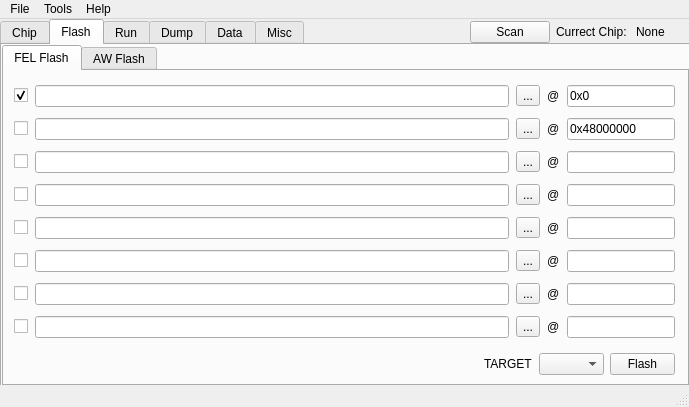
YuzukiTsuru/YFEL, file src/mainwindow.ui: the form before one commit.
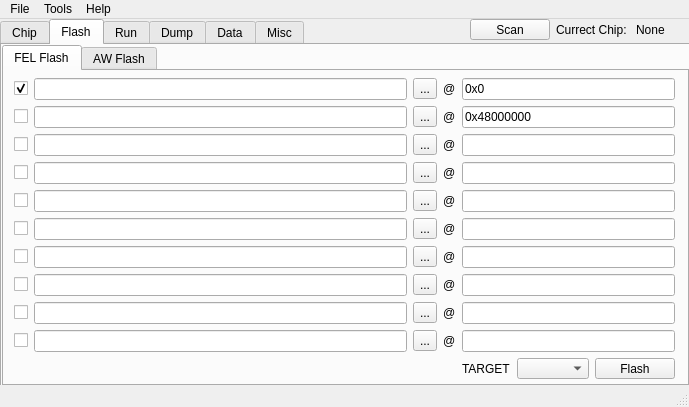
The form after the commit. The open tabs and pages were chosen to show the change.

Commit message: add fel flash

The edit to the form file:
```diff
--- a/src/mainwindow.ui
+++ b/src/mainwindow.ui
@@ -201,400 +201,345 @@
        <attribute name="title">
         <string>FEL Flash</string>
        </attribute>
-       <widget class="QWidget" name="layoutWidget">
+       <widget class="QWidget" name="gridLayoutWidget">
         <property name="geometry">
          <rect>
           <x>10</x>
-          <y>10</y>
+          <y>7</y>
           <width>661</width>
-          <height>262</height>
+          <height>301</height>
          </rect>
         </property>
-        <layout class="QHBoxLayout" name="horizontalLayout_37" stretch="10,0">
-         <property name="spacing">
-          <number>7</number>
+        <layout class="QGridLayout" name="gridLayout_2" columnstretch="0,10,0,0,0">
+         <property name="sizeConstraint">
+          <enum>QLayout::SetDefaultConstraint</enum>
          </property>
-         <item>
-          <layout class="QVBoxLayout" name="verticalLayout_2">
-           <item>
-            <layout class="QHBoxLayout" name="horizontalLayout_9">
-             <item>
-              <widget class="QCheckBox" name="flash_checkBox_1">
-               <property name="text">
-                <string/>
-               </property>
-               <property name="checked">
-                <bool>true</bool>
-               </property>
-              </widget>
-             </item>
-             <item>
+         <item row="0" column="1">
               <widget class="QLineEdit" name="flash_lineEdit_1"/>
              </item>
-            </layout>
-           </item>
+         <item row="10" column="4">
+          <layout class="QHBoxLayout" name="FEL_Flash_Flash">
            <item>
-            <layout class="QHBoxLayout" name="horizontalLayout_13">
-             <item>
-              <widget class="QCheckBox" name="flash_checkBox_2">
+            <widget class="QLabel" name="flash_felflash_label">
                <property name="text">
+              <string>TARGET</string>
+             </property>
+            </widget>
+           </item>
+           <item>
+            <widget class="QComboBox" name="flashfelflash_comboBox">
+             <property name="currentText">
                 <string/>
                </property>
+             <property name="currentIndex">
+              <number>-1</number>
+             </property>
               </widget>
              </item>
              <item>
-              <widget class="QLineEdit" name="flash_lineEdit_2"/>
+            <widget class="QPushButton" name="flash_felflash_pushButton">
+             <property name="text">
+              <string>Flash</string>
+             </property>
+            </widget>
              </item>
             </layout>
            </item>
-           <item>
-            <layout class="QHBoxLayout" name="horizontalLayout_16">
-             <item>
-              <widget class="QCheckBox" name="flash_checkBox_3">
+         <item row="6" column="0">
+          <widget class="QCheckBox" name="flash_checkBox_8">
                <property name="text">
                 <string/>
                </property>
               </widget>
              </item>
-             <item>
+         <item row="2" column="4">
+          <widget class="QLineEdit" name="flash_lineEdit_1_3"/>
+         </item>
+         <item row="3" column="4">
+          <widget class="QLineEdit" name="flash_lineEdit_1_6">
+           <property name="text">
+            <string/>
+           </property>
+          </widget>
+         </item>
+         <item row="2" column="1">
               <widget class="QLineEdit" name="flash_lineEdit_3"/>
              </item>
-            </layout>
-           </item>
-           <item>
-            <layout class="QHBoxLayout" name="horizontalLayout_23">
-             <item>
-              <widget class="QCheckBox" name="flash_checkBox_4">
+         <item row="8" column="3">
+          <widget class="QLabel" name="flash_label_11">
+           <property name="text">
+            <string>@</string>
+           </property>
+          </widget>
+         </item>
+         <item row="5" column="3">
+          <widget class="QLabel" name="flash_label_8">
                <property name="text">
-                <string/>
+            <string>@</string>
                </property>
               </widget>
              </item>
-             <item>
+         <item row="3" column="2">
+          <widget class="QToolButton" name="toolButton_6">
+           <property name="text">
+            <string>...</string>
+           </property>
+          </widget>
+         </item>
+         <item row="5" column="2">
+          <widget class="QToolButton" name="toolButton_8">
+           <property name="text">
+            <string>...</string>
+           </property>
+          </widget>
+         </item>
+         <item row="7" column="3">
+          <widget class="QLabel" name="flash_label_10">
+           <property name="text">
+            <string>@</string>
+           </property>
+          </widget>
+         </item>
+         <item row="2" column="3">
+          <widget class="QLabel" name="flash_label_3">
+           <property name="text">
+            <string>@</string>
+           </property>
+          </widget>
+         </item>
+         <item row="1" column="4">
+          <widget class="QLineEdit" name="flash_lineEdit_1_2">
+           <property name="text">
+            <string>0x48000000</string>
+           </property>
+          </widget>
+         </item>
+         <item row="0" column="2">
+          <widget class="QToolButton" name="toolButton">
+           <property name="text">
+            <string>...</string>
+           </property>
+          </widget>
+         </item>
+         <item row="3" column="1">
               <widget class="QLineEdit" name="flash_lineEdit_4"/>
              </item>
-            </layout>
-           </item>
-           <item>
-            <layout class="QHBoxLayout" name="horizontalLayout_26">
-             <item>
-              <widget class="QCheckBox" name="flash_checkBox_5">
-               <property name="text">
-                <string/>
-               </property>
-              </widget>
-             </item>
-             <item>
-              <widget class="QLineEdit" name="flash_lineEdit_5"/>
-             </item>
-            </layout>
-           </item>
-           <item>
-            <layout class="QHBoxLayout" name="horizontalLayout_30">
-             <item>
-              <widget class="QCheckBox" name="flash_checkBox_7">
-               <property name="text">
-                <string/>
-               </property>
-              </widget>
-             </item>
-             <item>
-              <widget class="QLineEdit" name="flash_lineEdit_7"/>
-             </item>
-            </layout>
-           </item>
-           <item>
-            <layout class="QHBoxLayout" name="horizontalLayout_33">
-             <item>
-              <widget class="QCheckBox" name="flash_checkBox_8">
-               <property name="text">
-                <string/>
-               </property>
-              </widget>
-             </item>
-             <item>
-              <widget class="QLineEdit" name="flash_lineEdit_8"/>
-             </item>
-            </layout>
-           </item>
-           <item>
-            <layout class="QHBoxLayout" name="horizontalLayout_36">
-             <item>
-              <widget class="QCheckBox" name="flash_checkBox_9">
-               <property name="text">
-                <string/>
-               </property>
-              </widget>
-             </item>
-             <item>
+         <item row="7" column="1">
               <widget class="QLineEdit" name="flash_lineEdit_9"/>
              </item>
-            </layout>
-           </item>
-          </layout>
+         <item row="7" column="4">
+          <widget class="QLineEdit" name="flash_lineEdit_1_10">
+           <property name="text">
+            <string/>
+           </property>
+          </widget>
+         </item>
+         <item row="8" column="4">
+          <widget class="QLineEdit" name="flash_lineEdit_1_11"/>
          </item>
-         <item>
-          <layout class="QVBoxLayout" name="verticalLayout_3">
-           <item>
-            <layout class="QHBoxLayout" name="horizontalLayout_10">
-             <item>
-              <widget class="QToolButton" name="toolButton">
+         <item row="7" column="0">
+          <widget class="QCheckBox" name="flash_checkBox_9">
+           <property name="text">
+            <string/>
+           </property>
+          </widget>
+         </item>
+         <item row="3" column="0">
+          <widget class="QCheckBox" name="flash_checkBox_4">
+           <property name="text">
+            <string/>
+           </property>
+          </widget>
+         </item>
+         <item row="4" column="2">
+          <widget class="QToolButton" name="toolButton_7">
                <property name="text">
                 <string>...</string>
                </property>
               </widget>
              </item>
-             <item>
-              <layout class="QHBoxLayout" name="horizontalLayout_8">
-               <item>
-                <widget class="QLabel" name="flash_label_1">
-                 <property name="text">
-                  <string>@</string>
-                 </property>
-                </widget>
-               </item>
-               <item>
+         <item row="0" column="4">
                 <widget class="QLineEdit" name="flash_lineEdit_1_1">
                  <property name="text">
                   <string>0x0</string>
                  </property>
                 </widget>
                </item>
-              </layout>
-             </item>
-            </layout>
-           </item>
-           <item>
-            <layout class="QHBoxLayout" name="horizontalLayout_11">
-             <item>
-              <widget class="QToolButton" name="toolButton_2">
-               <property name="text">
-                <string>...</string>
-               </property>
-              </widget>
-             </item>
-             <item>
-              <layout class="QHBoxLayout" name="horizontalLayout_12">
-               <item>
-                <widget class="QLabel" name="flash_label_2">
-                 <property name="text">
-                  <string>@</string>
-                 </property>
-                </widget>
-               </item>
-               <item>
-                <widget class="QLineEdit" name="flash_lineEdit_1_2">
-                 <property name="text">
-                  <string>0x48000000</string>
-                 </property>
-                </widget>
-               </item>
-              </layout>
-             </item>
-            </layout>
-           </item>
-           <item>
-            <layout class="QHBoxLayout" name="horizontalLayout_14">
-             <item>
-              <widget class="QToolButton" name="toolButton_3">
-               <property name="text">
-                <string>...</string>
-               </property>
-              </widget>
-             </item>
-             <item>
-              <layout class="QHBoxLayout" name="horizontalLayout_15">
-               <item>
-                <widget class="QLabel" name="flash_label_3">
-                 <property name="text">
-                  <string>@</string>
-                 </property>
-                </widget>
-               </item>
-               <item>
-                <widget class="QLineEdit" name="flash_lineEdit_1_3"/>
-               </item>
-              </layout>
-             </item>
-            </layout>
-           </item>
-           <item>
-            <layout class="QHBoxLayout" name="horizontalLayout_21">
-             <item>
-              <widget class="QToolButton" name="toolButton_6">
-               <property name="text">
-                <string>...</string>
-               </property>
-              </widget>
-             </item>
-             <item>
-              <layout class="QHBoxLayout" name="horizontalLayout_22">
-               <item>
+         <item row="3" column="3">
                 <widget class="QLabel" name="flash_label_6">
                  <property name="text">
                   <string>@</string>
                  </property>
                 </widget>
                </item>
-               <item>
-                <widget class="QLineEdit" name="flash_lineEdit_1_6">
+         <item row="0" column="0">
+          <widget class="QCheckBox" name="flash_checkBox_1">
                  <property name="text">
                   <string/>
                  </property>
-                </widget>
-               </item>
-              </layout>
-             </item>
-            </layout>
-           </item>
-           <item>
-            <layout class="QHBoxLayout" name="horizontalLayout_24">
-             <item>
-              <widget class="QToolButton" name="toolButton_7">
-               <property name="text">
-                <string>...</string>
+           <property name="checked">
+            <bool>true</bool>
                </property>
               </widget>
              </item>
-             <item>
-              <layout class="QHBoxLayout" name="horizontalLayout_25">
-               <item>
-                <widget class="QLabel" name="flash_label_7">
+         <item row="4" column="0">
+          <widget class="QCheckBox" name="flash_checkBox_5">
                  <property name="text">
-                  <string>@</string>
+            <string/>
                  </property>
                 </widget>
                </item>
-               <item>
+         <item row="5" column="1">
+          <widget class="QLineEdit" name="flash_lineEdit_7"/>
+         </item>
+         <item row="4" column="4">
                 <widget class="QLineEdit" name="flash_lineEdit_1_7">
                  <property name="text">
                   <string/>
                  </property>
                 </widget>
                </item>
-              </layout>
-             </item>
-            </layout>
-           </item>
-           <item>
-            <layout class="QHBoxLayout" name="horizontalLayout_28">
-             <item>
-              <widget class="QToolButton" name="toolButton_8">
+         <item row="2" column="0">
+          <widget class="QCheckBox" name="flash_checkBox_3">
                <property name="text">
-                <string>...</string>
+            <string/>
                </property>
               </widget>
              </item>
-             <item>
-              <layout class="QHBoxLayout" name="horizontalLayout_29">
-               <item>
-                <widget class="QLabel" name="flash_label_8">
+         <item row="0" column="3">
+          <widget class="QLabel" name="flash_label_1">
                  <property name="text">
                   <string>@</string>
                  </property>
                 </widget>
                </item>
-               <item>
-                <widget class="QLineEdit" name="flash_lineEdit_1_8">
+         <item row="4" column="1">
+          <widget class="QLineEdit" name="flash_lineEdit_5"/>
+         </item>
+         <item row="8" column="1">
+          <widget class="QLineEdit" name="flash_lineEdit_10"/>
+         </item>
+         <item row="5" column="0">
+          <widget class="QCheckBox" name="flash_checkBox_7">
                  <property name="text">
                   <string/>
                  </property>
                 </widget>
                </item>
-              </layout>
-             </item>
-            </layout>
-           </item>
-           <item>
-            <layout class="QHBoxLayout" name="horizontalLayout_31">
-             <item>
-              <widget class="QToolButton" name="toolButton_9">
-               <property name="text">
-                <string>...</string>
-               </property>
-              </widget>
-             </item>
-             <item>
-              <layout class="QHBoxLayout" name="horizontalLayout_32">
-               <item>
+         <item row="6" column="3">
                 <widget class="QLabel" name="flash_label_9">
                  <property name="text">
                   <string>@</string>
                  </property>
                 </widget>
                </item>
-               <item>
-                <widget class="QLineEdit" name="flash_lineEdit_1_9">
-                 <property name="text">
-                  <string/>
-                 </property>
-                </widget>
-               </item>
-              </layout>
-             </item>
-            </layout>
-           </item>
-           <item>
-            <layout class="QHBoxLayout" name="horizontalLayout_34">
-             <item>
+         <item row="7" column="2">
               <widget class="QToolButton" name="toolButton_10">
                <property name="text">
                 <string>...</string>
                </property>
               </widget>
              </item>
-             <item>
-              <layout class="QHBoxLayout" name="horizontalLayout_35">
-               <item>
-                <widget class="QLabel" name="flash_label_10">
+         <item row="1" column="0">
+          <widget class="QCheckBox" name="flash_checkBox_2">
                  <property name="text">
+            <string/>
+           </property>
+          </widget>
+         </item>
+         <item row="8" column="2">
+          <widget class="QToolButton" name="toolButton_11">
+           <property name="text">
+            <string>...</string>
+           </property>
+          </widget>
+         </item>
+         <item row="4" column="3">
+          <widget class="QLabel" name="flash_label_7">
+           <property name="text">
                   <string>@</string>
                  </property>
                 </widget>
                </item>
-               <item>
-                <widget class="QLineEdit" name="flash_lineEdit_1_10">
+         <item row="2" column="2">
+          <widget class="QToolButton" name="toolButton_3">
                  <property name="text">
+            <string>...</string>
+           </property>
+          </widget>
+         </item>
+         <item row="6" column="2">
+          <widget class="QToolButton" name="toolButton_9">
+           <property name="text">
+            <string>...</string>
+           </property>
+          </widget>
+         </item>
+         <item row="5" column="4">
+          <widget class="QLineEdit" name="flash_lineEdit_1_8">
+           <property name="text">
                   <string/>
                  </property>
                 </widget>
                </item>
-              </layout>
-             </item>
-            </layout>
-           </item>
-          </layout>
+         <item row="1" column="1">
+          <widget class="QLineEdit" name="flash_lineEdit_2"/>
+         </item>
+         <item row="1" column="2">
+          <widget class="QToolButton" name="toolButton_2">
+           <property name="text">
+            <string>...</string>
+           </property>
+          </widget>
+         </item>
+         <item row="6" column="1">
+          <widget class="QLineEdit" name="flash_lineEdit_8"/>
          </item>
-        </layout>
-       </widget>
-       <widget class="QWidget" name="">
-        <property name="geometry">
-         <rect>
-          <x>480</x>
-          <y>280</y>
-          <width>191</width>
-          <height>26</height>
-         </rect>
-        </property>
-        <layout class="QHBoxLayout" name="horizontalLayout_17">
-         <item>
-          <widget class="QLabel" name="flash_felflash_label">
+         <item row="6" column="4">
+          <widget class="QLineEdit" name="flash_lineEdit_1_9">
+           <property name="text">
+            <string/>
+           </property>
+          </widget>
+         </item>
+         <item row="1" column="3">
+          <widget class="QLabel" name="flash_label_2">
+           <property name="text">
+            <string>@</string>
+           </property>
+          </widget>
+         </item>
+         <item row="9" column="1">
+          <widget class="QLineEdit" name="flash_lineEdit_11"/>
+         </item>
+         <item row="9" column="2">
+          <widget class="QToolButton" name="toolButton_12">
            <property name="text">
-            <string>TARGET</string>
+            <string>...</string>
            </property>
           </widget>
          </item>
-         <item>
-          <widget class="QComboBox" name="flashfelflash_comboBox">
-           <property name="currentText">
+         <item row="9" column="3">
+          <widget class="QLabel" name="flash_label_12">
+           <property name="text">
+            <string>@</string>
+           </property>
+          </widget>
+         </item>
+         <item row="9" column="4">
+          <widget class="QLineEdit" name="flash_lineEdit_1_12"/>
+         </item>
+         <item row="8" column="0">
+          <widget class="QCheckBox" name="flash_checkBox_10">
+           <property name="text">
             <string/>
            </property>
           </widget>
          </item>
-         <item>
-          <widget class="QPushButton" name="flash_felflash_pushButton">
+         <item row="9" column="0">
+          <widget class="QCheckBox" name="flash_checkBox_11">
            <property name="text">
-            <string>Flash</string>
+            <string/>
            </property>
           </widget>
          </item>
@@ -651,7 +596,7 @@
       <x>470</x>
       <y>0</y>
       <width>211</width>
-      <height>26</height>
+      <height>21</height>
      </rect>
     </property>
     <layout class="QHBoxLayout" name="horizontalLayout_7">
```
Left out of the diff: 2 changed lines with no effect on the pictures. Lines whose indentation alone changed are shown as unchanged. The commit also changes 1 other file.
